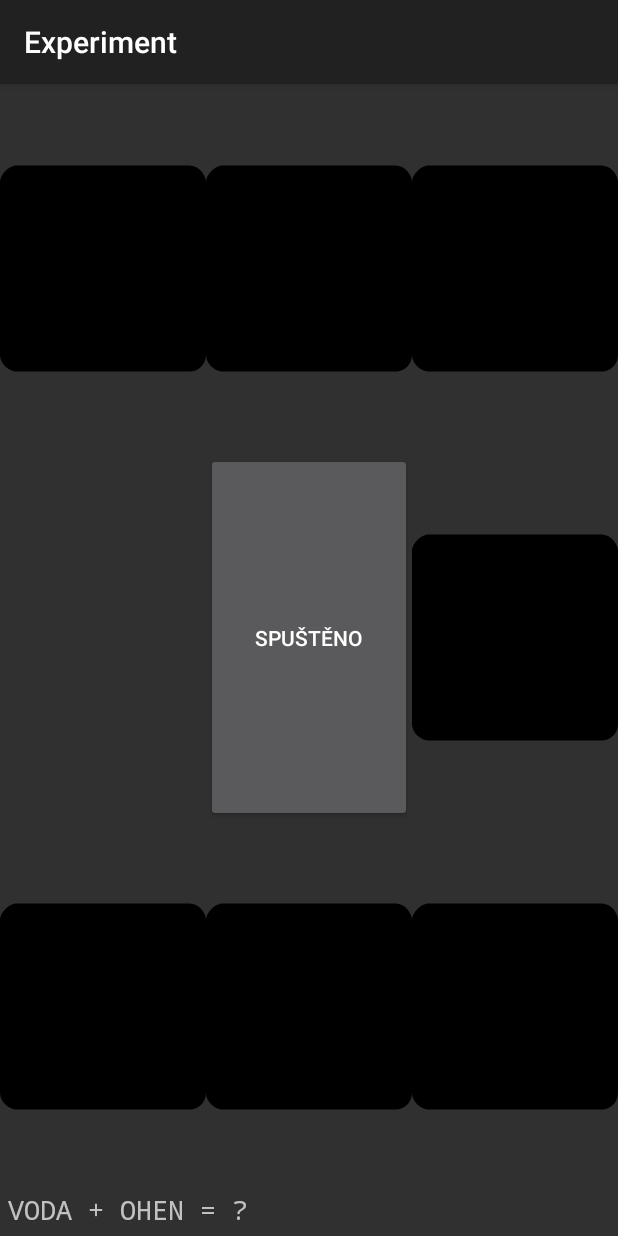
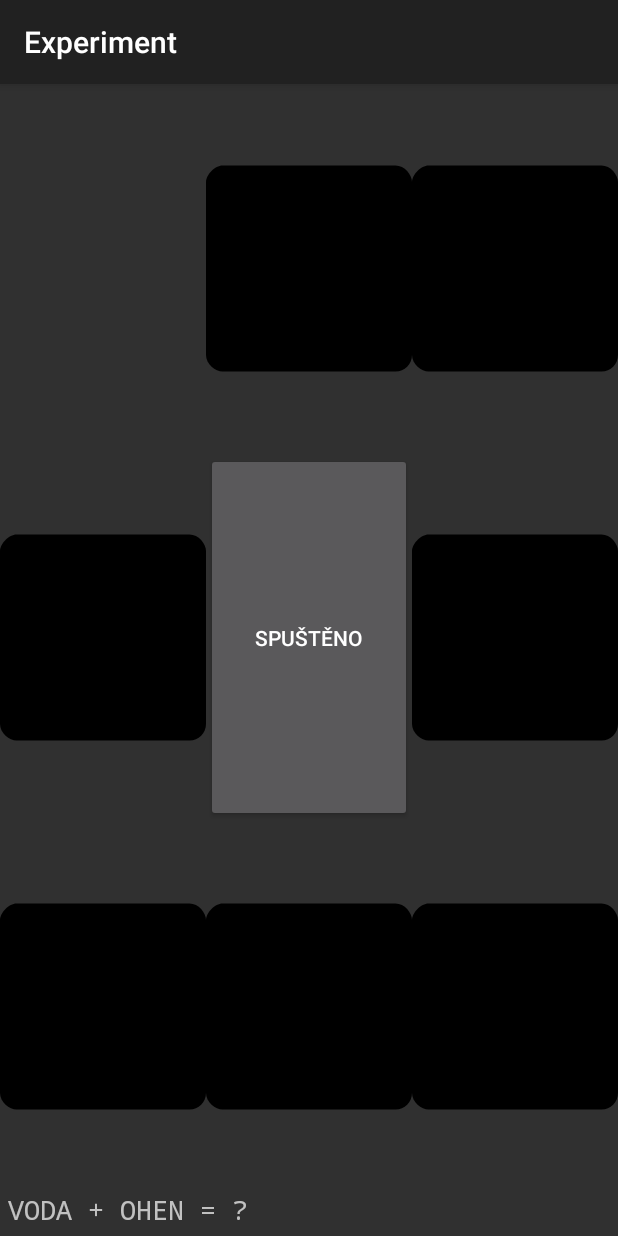
Before and after one commit to poncovka/fusion-reactor-game, an Android app: the ExperimentActivity screen opened directly, with no data from a screen before it, after a tap on "SPUSTIT", on a phone screen of 412 x 824 dp. Run offline under Robolectric (Android 15) with nearby library versions, the phone set to English and light mode, and no system bars.

```diff
--- a/app/src/main/java/cz/jmpionyr/pstp/fusionreactor/experiment/ExperimentActivity.java
+++ b/app/src/main/java/cz/jmpionyr/pstp/fusionreactor/experiment/ExperimentActivity.java
@@ -116,36 +116,14 @@ public class ExperimentActivity extends Activity {
 
         // TODO: Start the background music.
 
-        // Choose 3 or 4 indicators.
-        // Plan their indications.
         long delay = 1000; // wait a little after start
-        handler.postDelayed(new Runnable() {
-            @Override
-            public void run() {
-                IndicatorView indicator = findViewById(R.id.indicator4);
-                indicator.indicateError();
-            }
-        }, delay);
+        int indicators_count = 3; // Choose 3 or 4 indicators.
 
-        delay += 3000; // wait for the first indicator to stop
-        handler.postDelayed(new Runnable() {
-            @Override
-            public void run() {
-                IndicatorView indicator = findViewById(R.id.indicator1);
-                indicator.indicateError();
-            }
-        }, delay);
+        for (int indicator : IndicatorView.getRandomIndicators(indicators_count)) {
+            planErrorIndication(indicator, delay);
+            delay += 3000; // wait for the indicator to stop
+        }
 
-        delay += 3000; // wait for the second indicator to stop
-        handler.postDelayed(new Runnable() {
-            @Override
-            public void run() {
-                IndicatorView indicator = findViewById(R.id.indicator8);
-                indicator.indicateError();
-            }
-        }, delay);
-
-        delay += 3000; // wait for the third indicator to stop
         handler.postDelayed(new Runnable() {
             @Override
             public void run() {
@@ -161,6 +139,18 @@ public class ExperimentActivity extends Activity {
         // Set the result.
 
         // Tell the result.
+
+    }
+
+    private void planErrorIndication(final int indicator, long delay) {
+
+        handler.postDelayed(new Runnable() {
+            @Override
+            public void run() {
+                IndicatorView indicatorView = findViewById(indicator);
+                indicatorView.indicateError();
+            }
+        }, delay);
 
     }
 
--- a/app/src/main/java/cz/jmpionyr/pstp/fusionreactor/experiment/IndicatorView.java
+++ b/app/src/main/java/cz/jmpionyr/pstp/fusionreactor/experiment/IndicatorView.java
@@ -8,12 +8,37 @@ import android.view.animation.AlphaAnimation;
 import android.view.animation.LinearInterpolator;
 import android.widget.ImageView;
 
+import java.util.ArrayList;
+import java.util.Collections;
+import java.util.List;
+
 import cz.jmpionyr.pstp.fusionreactor.R;
 
 /**
  * TODO: document your custom view class.
  */
 public class IndicatorView extends ImageView {
+
+    public static List<Integer> getIndicators() {
+        List<Integer> list = new ArrayList<>(8);
+
+        list.add(R.id.indicator1);
+        list.add(R.id.indicator2);
+        list.add(R.id.indicator3);
+        list.add(R.id.indicator4);
+        list.add(R.id.indicator5);
+        list.add(R.id.indicator6);
+        list.add(R.id.indicator7);
+        list.add(R.id.indicator8);
+
+        return list;
+    }
+
+    public static List<Integer> getRandomIndicators(int count) {
+        List<Integer> indicators = getIndicators();
+        Collections.shuffle(indicators);
+        return indicators.subList(0, count);
+    }
 
     public IndicatorView(Context context) {
         super(context);
```
